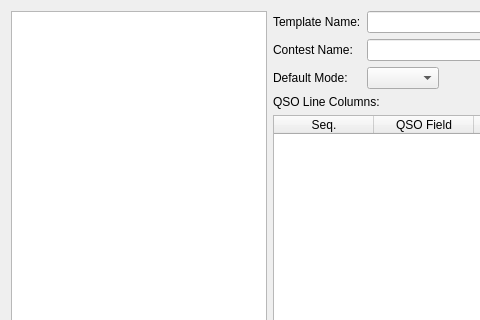
First picture: the form in ui/CabrilloTemplateDialog.ui, repository aa5sh/QLog, before the edit; both pictures show x 0 to 480 and y 0 to 320 of the 850 by 550 pixel window.
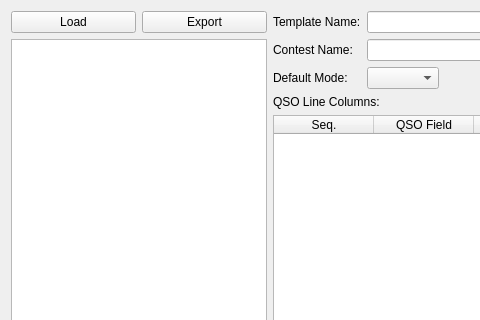
Second picture: the form after the edit. Icons and pictures are not drawn.

Commit message: Cabrillo Template: Added Load/Save template buttons

The edit to the form file:
```diff
--- a/ui/CabrilloTemplateDialog.ui
+++ b/ui/CabrilloTemplateDialog.ui
@@ -19,6 +19,24 @@
   <layout class="QHBoxLayout" name="mainHLayout">
    <item>
     <layout class="QVBoxLayout" name="leftLayout">
+     <item>
+      <layout class="QHBoxLayout" name="horizontalLayout_2">
+       <item>
+        <widget class="QPushButton" name="loadTemplateButton">
+         <property name="text">
+          <string>Load</string>
+         </property>
+        </widget>
+       </item>
+       <item>
+        <widget class="QPushButton" name="exportTemplateButton">
+         <property name="text">
+          <string>Export</string>
+         </property>
+        </widget>
+       </item>
+      </layout>
+     </item>
      <item>
       <widget class="QListWidget" name="templateList">
        <property name="sizePolicy">
```
Left out of the diff: 34 changed lines with no effect on the pictures. The commit also changes 2 other files.
